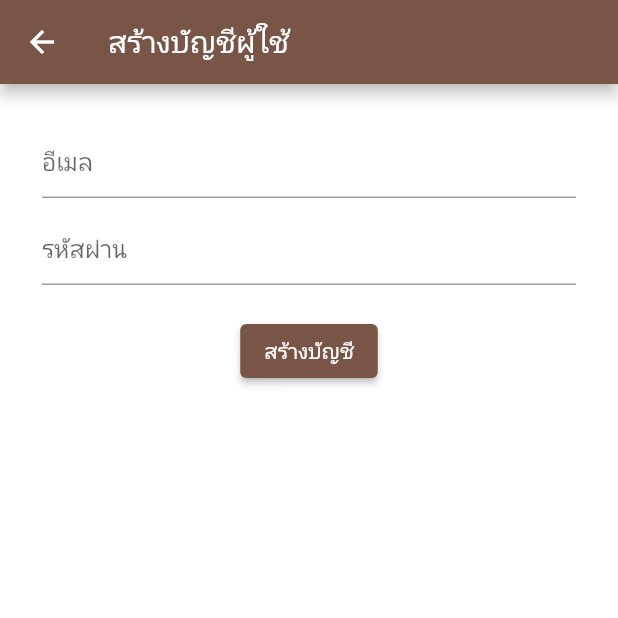
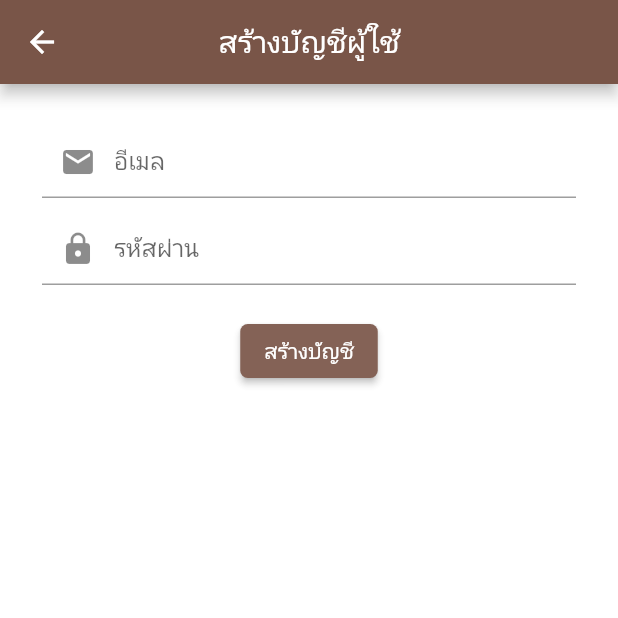
Before and after one commit to Tanakoneiei/final-project, a Flutter app: the CreateAccountScreen screen opened directly, on a phone screen of 412 x 824 dp, the top half of it. Run offline on Flutter 3.47's test engine with Material 2 defaults, Android fonts, the phone set to English and light mode, and no system bars; our stand-ins replace cloud_firestore, firebase_auth, firebase_core, logger; accounts and stored records are empty; network calls fail.

Commit message:
Update create_account_screen.dart

```diff
--- a/lib/screens/create_account_screen.dart
+++ b/lib/screens/create_account_screen.dart
@@ -15,6 +15,13 @@ class CreateAccountScreen extends StatelessWidget {
     return Scaffold(
       appBar: AppBar(
         title: const Text("สร้างบัญชีผู้ใช้"),
+        centerTitle: true, // จัดกึ่งกลาง
+        leading: IconButton( // ไอคอนปุ่มย้อนกลับ
+          icon: Icon(Icons.arrow_back),
+          onPressed: () {
+            Navigator.pop(context);
+          },
+        ),
       ),
       body: Padding(
         padding: const EdgeInsets.all(28.0),
@@ -22,7 +29,10 @@ class CreateAccountScreen extends StatelessWidget {
           children: [
             TextField(
               controller: _emailController,
-              decoration: const InputDecoration(hintText: "อีเมล"),
+              decoration: const InputDecoration(
+                hintText: "อีเมล",
+                prefixIcon: Icon(Icons.email), // ไอคอนอีเมล
+              ),
             ),
             const SizedBox(
               height: 10,
@@ -30,7 +40,10 @@ class CreateAccountScreen extends StatelessWidget {
             TextField(
               controller: _passwordController,
               obscureText: true,
-              decoration: const InputDecoration(hintText: "รหัสผ่าน"),
+              decoration: const InputDecoration(
+                hintText: "รหัสผ่าน",
+                prefixIcon: Icon(Icons.lock), // ไอคอนล็อก
+              ),
             ),
             const SizedBox(
               height: 20,
@@ -42,11 +55,20 @@ class CreateAccountScreen extends StatelessWidget {
                 if (res) {
                   ScaffoldMessenger.of(context).showSnackBar(
                       SnackBar(content: Text("สร้างเสร็จสิ้น")));
-                    Navigator.pushReplacement(context,
-                        MaterialPageRoute(builder: (context) => LoginScreen()));
+                  Navigator.pushReplacement(
+                      context,
+                      MaterialPageRoute(
+                          builder: (context) => LoginScreen()));
                 }
               },
-                child: const Text("สร้างบัญชี"))
+              child: const Text("สร้างบัญชี"),
+              style: ElevatedButton.styleFrom(
+                primary: Color.fromARGB(255, 132, 98, 86), // เปลี่ยนสีปุ่ม
+                shape: RoundedRectangleBorder( // กำหนดรูปทรงของปุ่ม
+                  borderRadius: BorderRadius.circular(5),
+                ),
+              ),
+            ),
           ],
         ),
       ),
```
Lines whose indentation alone changed are shown as unchanged.
